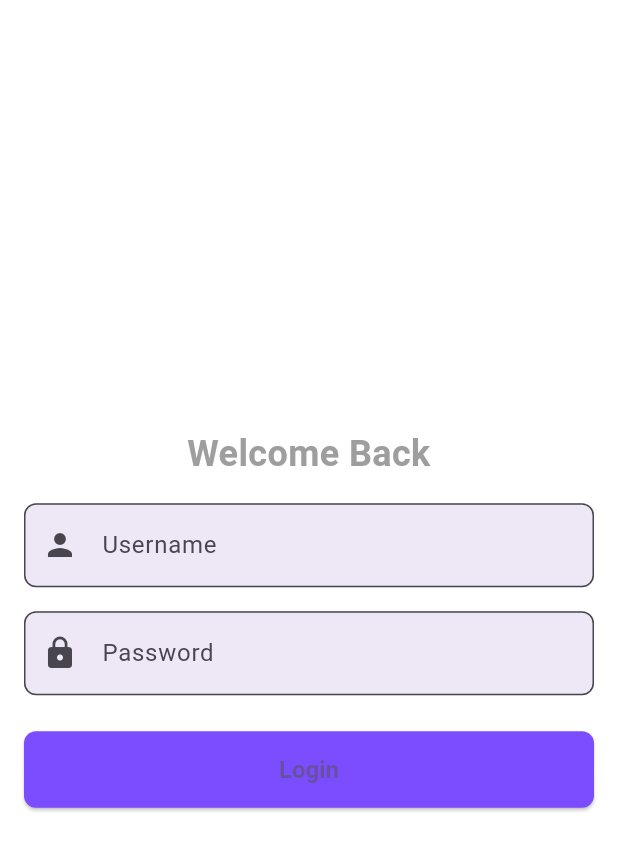
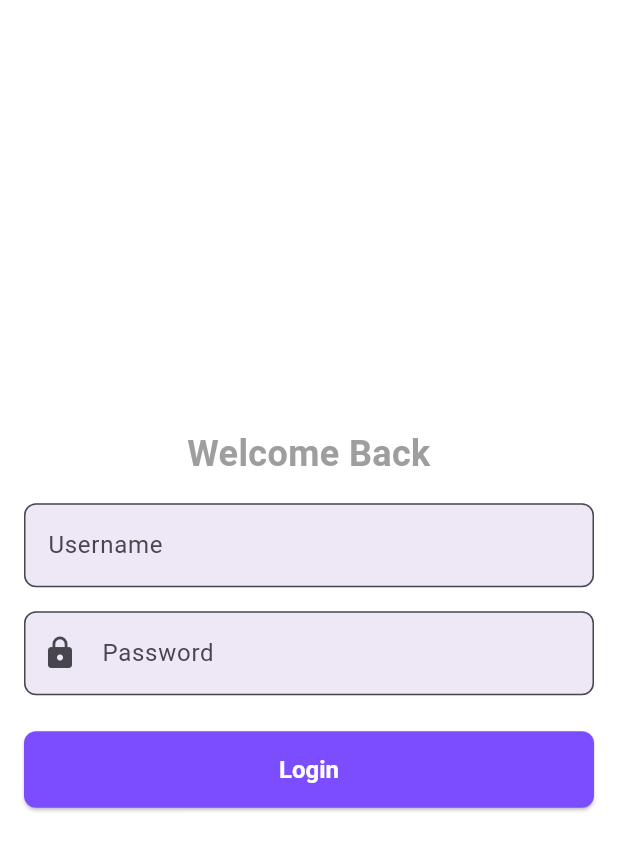
Before and after one commit to pathak-harshal/Sample-Bank, a Flutter app: the screen it shows after launch, on a phone screen of 412 x 824 dp. Shown: the top 851 px of the screen. Run offline on Flutter 3.47's test engine with Material 3 defaults, Android fonts, the phone set to English and light mode, and no system bars.

Commit message:
Created common widget

```diff
--- /dev/null
+++ b/lib/common_widgets/common_elevated_button.dart
@@ -0,0 +1,21 @@
+import 'package:flutter/material.dart';
+
+class CommonElevatedButton extends StatelessWidget {
+  final String buttonText;
+  final void Function()? onPressed;
+  const CommonElevatedButton({
+    super.key,
+    required this.buttonText,
+    required this.onPressed,
+  });
+
+  @override
+  Widget build(BuildContext context) {
+    return ElevatedButton(
+      onPressed: onPressed,
+      child: Text(
+        buttonText,
+      ),
+    );
+  }
+}
--- /dev/null
+++ b/lib/common_widgets/common_text_field.dart
@@ -0,0 +1,34 @@
+import 'package:flutter/material.dart';
+
+class CommonTextField extends StatelessWidget {
+  final TextEditingController textEditingController;
+  final bool obscureText;
+  final String labelText;
+  final Widget? prefixIcon;
+  final TextInputType? keyboardType;
+
+  const CommonTextField({
+    super.key,
+    required this.textEditingController,
+    required this.labelText,
+    this.prefixIcon,
+    this.obscureText = false,
+    this.keyboardType,
+  });
+
+  @override
+  Widget build(BuildContext context) {
+    return TextField(
+      keyboardType: keyboardType,
+      controller: textEditingController,
+      obscureText: true,
+      decoration: InputDecoration(
+        labelText: labelText,
+        border: OutlineInputBorder(
+          borderRadius: BorderRadius.circular(8),
+        ),
+        prefixIcon: prefixIcon,
+      ),
+    );
+  }
+}
--- /dev/null
+++ b/lib/common_widgets/index.dart
@@ -0,0 +1,2 @@
+export 'common_elevated_button.dart';
+export 'common_text_field.dart';
--- a/lib/screens/login_page.dart
+++ b/lib/screens/login_page.dart
@@ -1,4 +1,6 @@
 import 'package:flutter/material.dart';
+import 'package:sample_bank/common_widgets/common_elevated_button.dart';
+import 'package:sample_bank/common_widgets/index.dart';
 
 class LoginPage extends StatelessWidget {
   final TextEditingController _usernameController = TextEditingController();
@@ -25,30 +27,19 @@ class LoginPage extends StatelessWidget {
                 textAlign: TextAlign.center,
               ),
               const SizedBox(height: 16),
-              TextField(
-                controller: _usernameController,
-                decoration: InputDecoration(
-                  labelText: "Username",
-                  border: OutlineInputBorder(
-                    borderRadius: BorderRadius.circular(8),
-                  ),
-                  prefixIcon: const Icon(Icons.person),
-                ),
+              CommonTextField(
+                textEditingController: _usernameController,
+                labelText: "Username",
               ),
               const SizedBox(height: 16),
-              TextField(
-                controller: _passwordController,
+              CommonTextField(
+                textEditingController: _passwordController,
+                labelText: "Password",
+                prefixIcon: const Icon(Icons.lock),
                 obscureText: true,
-                decoration: InputDecoration(
-                  labelText: "Password",
-                  border: OutlineInputBorder(
-                    borderRadius: BorderRadius.circular(8),
-                  ),
-                  prefixIcon: const Icon(Icons.lock),
-                ),
               ),
               const SizedBox(height: 24),
-              ElevatedButton(
+              CommonElevatedButton(
                 onPressed: () {
                   final username = _usernameController.text;
                   final password = _passwordController.text;
@@ -65,9 +56,7 @@ class LoginPage extends StatelessWidget {
                     );
                   }
                 },
-                child: const Text(
-                  "Login",
-                ),
+                buttonText: "Login",
               ),
             ],
           ),
--- a/lib/screens/transaction_list_page.dart
+++ b/lib/screens/transaction_list_page.dart
@@ -2,12 +2,13 @@ import 'package:flutter/material.dart';
 import 'package:sample_bank/model/index.dart';
 
 class TransactionListPage extends StatelessWidget {
+  const TransactionListPage({super.key});
+
   @override
   Widget build(BuildContext context) {
     return Scaffold(
       appBar: AppBar(
         title: const Text("Transaction History"),
-        backgroundColor: Colors.deepPurpleAccent,
       ),
       body: Padding(
         padding: const EdgeInsets.all(8.0),
--- a/lib/theme/app_theme.dart
+++ b/lib/theme/app_theme.dart
@@ -25,10 +25,10 @@ class AppTheme {
       style: ElevatedButton.styleFrom(
         padding: const EdgeInsets.symmetric(vertical: 16),
         backgroundColor: Colors.deepPurpleAccent,
+        foregroundColor: Colors.white,
         textStyle: const TextStyle(
           fontSize: 16,
           fontWeight: FontWeight.bold,
-          color: Colors.white,
         ),
         shape: RoundedRectangleBorder(borderRadius: BorderRadius.circular(8)),
       ),
```
Also changed, not shown: lib/screens/send_money_page.dart (+8 -21 lines).
